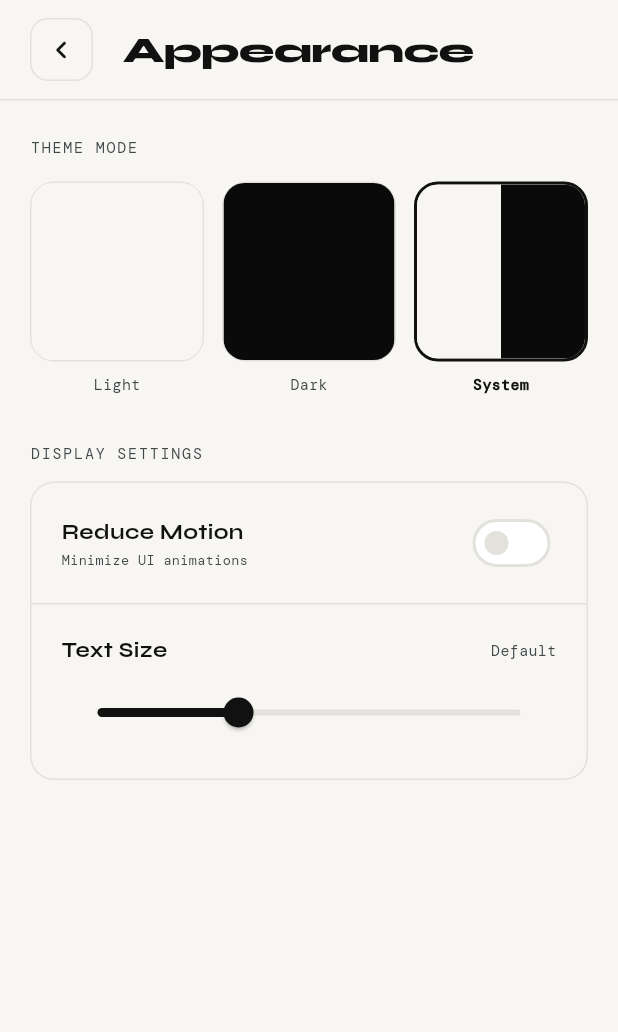
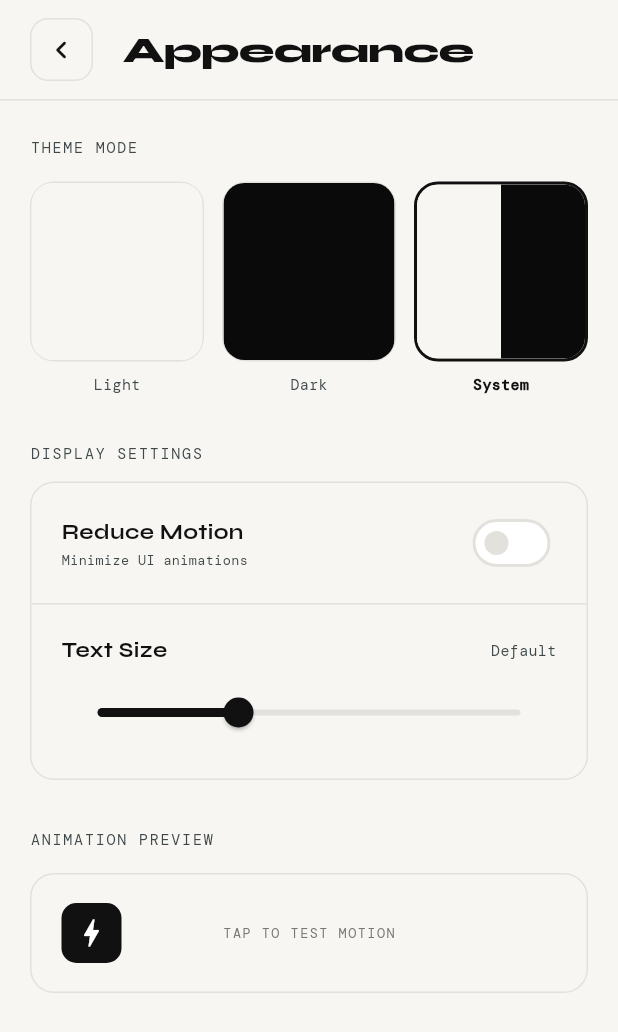
Before and after one commit to granthaielabad/taskquest, a Flutter app: the AppearanceScreen screen opened directly, on a phone screen of 412 x 824 dp. Shown: the top 1032 px of the screen. Run offline on Flutter 3.47's test engine with Material 3 defaults, Android fonts, the phone set to English and light mode, and no system bars; our stand-ins replace audioplayers, cached_network_image, cloud_firestore, confetti, file_picker, firebase_auth and 8 more; missing offline and left inert: markdown, syncfusion_flutter_pdf; accounts and stored records are empty; network calls fail.

Commit message:
added: reduce motion feature (needs more fixing)

```diff
--- a/lib/core/providers/theme_provider.dart
+++ b/lib/core/providers/theme_provider.dart
@@ -26,3 +26,16 @@ class TextScaleNotifier extends Notifier<double> {
 final textScaleProvider = NotifierProvider<TextScaleNotifier, double>(() {
   return TextScaleNotifier();
 });
+
+class ReduceMotionNotifier extends Notifier<bool> {
+  @override
+  bool build() => false;
+
+  void setReduceMotion(bool value) {
+    state = value;
+  }
+}
+
+final reduceMotionProvider = NotifierProvider<ReduceMotionNotifier, bool>(() {
+  return ReduceMotionNotifier();
+});
--- a/lib/features/settings/appearance_screen.dart
+++ b/lib/features/settings/appearance_screen.dart
@@ -11,12 +11,13 @@ class AppearanceScreen extends ConsumerStatefulWidget {
 }
 
 class _AppearanceScreenState extends ConsumerState<AppearanceScreen> {
-  bool reduceMotion = false;
+  bool _testAlignment = false;
 
   @override
   Widget build(BuildContext context) {
     final themeMode = ref.watch(themeProvider);
     final textScale = ref.watch(textScaleProvider);
+    final reduceMotion = ref.watch(reduceMotionProvider);
     final theme = Theme.of(context);
     final colorScheme = theme.colorScheme;
 
@@ -120,7 +121,9 @@ class _AppearanceScreenState extends ConsumerState<AppearanceScreen> {
                             label: 'Reduce Motion',
                             desc: 'Minimize UI animations',
                             value: reduceMotion,
-                            onChanged: (v) => setState(() => reduceMotion = v),
+                            onChanged: (v) {
+                              ref.read(reduceMotionProvider.notifier).setReduceMotion(v);
+                            },
                           ),
                           Divider(color: colorScheme.outline, height: 1),
                           Padding(
@@ -174,6 +177,47 @@ class _AppearanceScreenState extends ConsumerState<AppearanceScreen> {
                             ),
                           ),
                         ],
+                      ),
+                    ),
+
+                    const SizedBox(height: 32),
+                    const _SectionLabel(label: 'ANIMATION PREVIEW'),
+                    const SizedBox(height: 16),
+                    GestureDetector(
+                      onTap: () => setState(() => _testAlignment = !_testAlignment),
+                      child: Container(
+                        height: 80,
+                        width: double.infinity,
+                        decoration: BoxDecoration(
+                          color: colorScheme.surface,
+                          border: Border.all(color: colorScheme.outline),
+                          borderRadius: BorderRadius.circular(16),
+                        ),
+                        child: Stack(
+                          children: [
+                            AnimatedAlign(
+                              duration: reduceMotion ? Duration.zero : const Duration(milliseconds: 600),
+                              curve: Curves.easeInOutCubic,
+                              alignment: _testAlignment ? Alignment.centerRight : Alignment.centerLeft,
+                              child: Container(
+                                margin: const EdgeInsets.symmetric(horizontal: 20),
+                                width: 40,
+                                height: 40,
+                                decoration: BoxDecoration(
+                                  color: colorScheme.primary,
+                                  borderRadius: BorderRadius.circular(10),
+                                ),
+                                child: Icon(Icons.bolt, color: colorScheme.onPrimary),
+                              ),
+                            ),
+                            const Center(
+                              child: Text(
+                                'TAP TO TEST MOTION',
+                                style: TextStyle(fontFamily: 'DM Mono', fontSize: 9, letterSpacing: 1.0, color: AppTheme.muted),
+                              ),
+                            ),
+                          ],
+                        ),
                       ),
                     ),
                     const SizedBox(height: 40),
```
